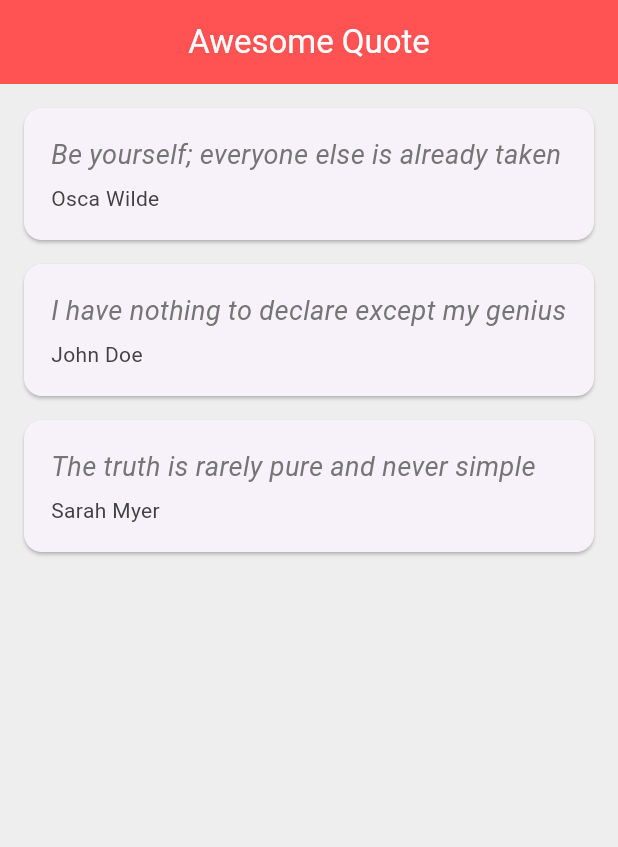
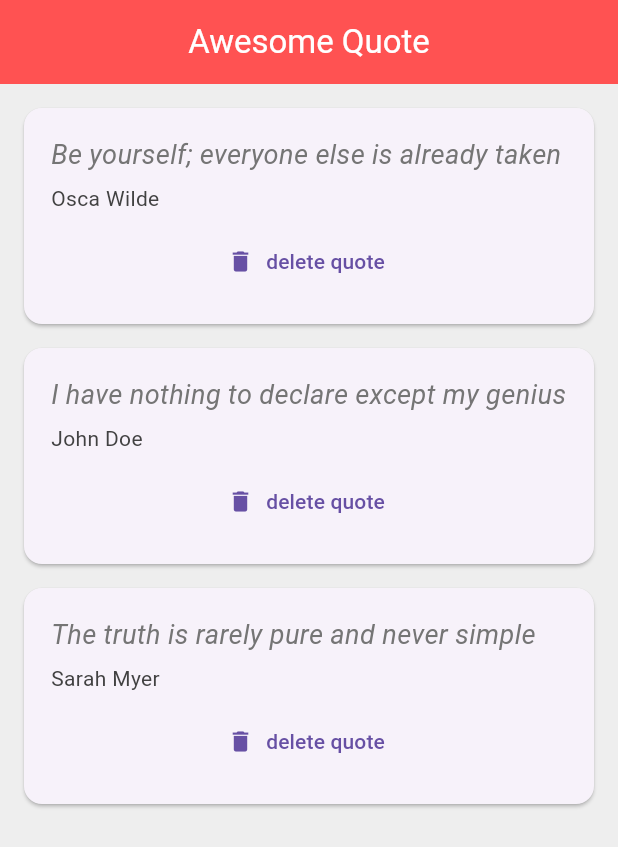
Before and after one commit to komxun/flutter-tutorial, a Flutter app: the screen it shows after launch, on a phone screen of 412 x 824 dp. Shown: the top 847 px of the screen. Run offline on Flutter 3.47's test engine with Material 3 defaults, Android fonts, the phone set to English and light mode, and no system bars.

Commit message:
added quote_card and delete button

```diff
--- a/lib/main.dart
+++ b/lib/main.dart
@@ -1,5 +1,6 @@
 import 'package:flutter/material.dart';
 import 'quote.dart';
+import 'quote_card.dart';
 
 void main() => runApp(MaterialApp(
   home: QuoteList(),
@@ -20,36 +21,6 @@
     Quote(author: 'Sarah Myer', text: 'The truth is rarely pure and never simple')
   ];
 
-  Widget quoteTemplate(quote){
-    return Card(
-      margin: EdgeInsets.fromLTRB(16, 16, 16, 0),
-      child: Padding(
-        padding: const EdgeInsets.all(18.0),
-        child: Column(
-          crossAxisAlignment: CrossAxisAlignment.stretch,
-          children: <Widget>[
-            Text(
-              quote.text,
-              style: TextStyle(
-                fontSize: 18,
-                color: Colors.grey[600],
-                fontStyle: FontStyle.italic,
-              ),
-            ),
-            SizedBox(height: 6,),
-            Text(
-              quote.author,
-              style: TextStyle(
-                fontSize: 14,
-                color: Colors.grey[800],
-              ),
-            ),
-          ],
-        ),
-      ),
-    );
-  }
-
   @override
   Widget build(BuildContext context) {
     return Scaffold(
@@ -66,7 +37,13 @@
       body: Column(
         mainAxisAlignment: MainAxisAlignment.start,
         crossAxisAlignment: CrossAxisAlignment.center,
-        children: quotesList.map((x) => quoteTemplate(x)).toList(),
+        children: quotesList.map((x) => QuoteCard(
+            quote: x,
+            delete: () {
+              setState(() {
+                quotesList.remove(x);
+              });
+            },)).toList(),
       ),
     );
   }
--- /dev/null
+++ b/lib/quote_card.dart
@@ -0,0 +1,45 @@
+import 'package:flutter/material.dart';
+import 'quote.dart';
+
+class QuoteCard extends StatelessWidget {
+
+  final Quote? quote; // final means its value will not be changed
+  final void Function() delete;
+  QuoteCard({this.quote, required this.delete});
+
+  @override
+  Widget build(BuildContext context) {
+    return Card(
+      margin: EdgeInsets.fromLTRB(16, 16, 16, 0),
+      child: Padding(
+        padding: const EdgeInsets.all(18.0),
+        child: Column(
+          crossAxisAlignment: CrossAxisAlignment.stretch,
+          children: <Widget>[
+            Text(
+              quote?.text ?? '',
+              style: TextStyle(
+                fontSize: 18,
+                color: Colors.grey[600],
+                fontStyle: FontStyle.italic,
+              ),
+            ),
+            SizedBox(height: 6,),
+            Text(
+              quote?.author ?? '',
+              style: TextStyle(
+                fontSize: 14,
+                color: Colors.grey[800],
+              ),
+            ),
+            SizedBox(height: 8,),
+            TextButton.icon(
+              onPressed: delete,
+              icon: Icon(Icons.delete),
+              label: Text('delete quote'))
+          ],
+        ),
+      ),
+    );
+  }
+}
```
